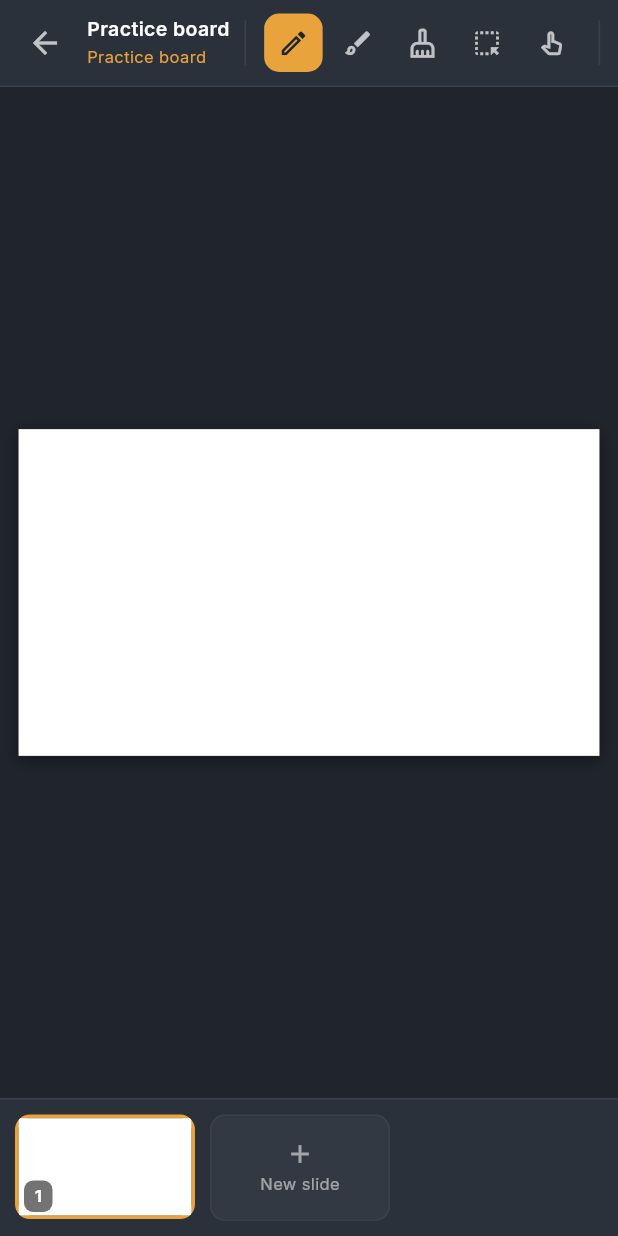
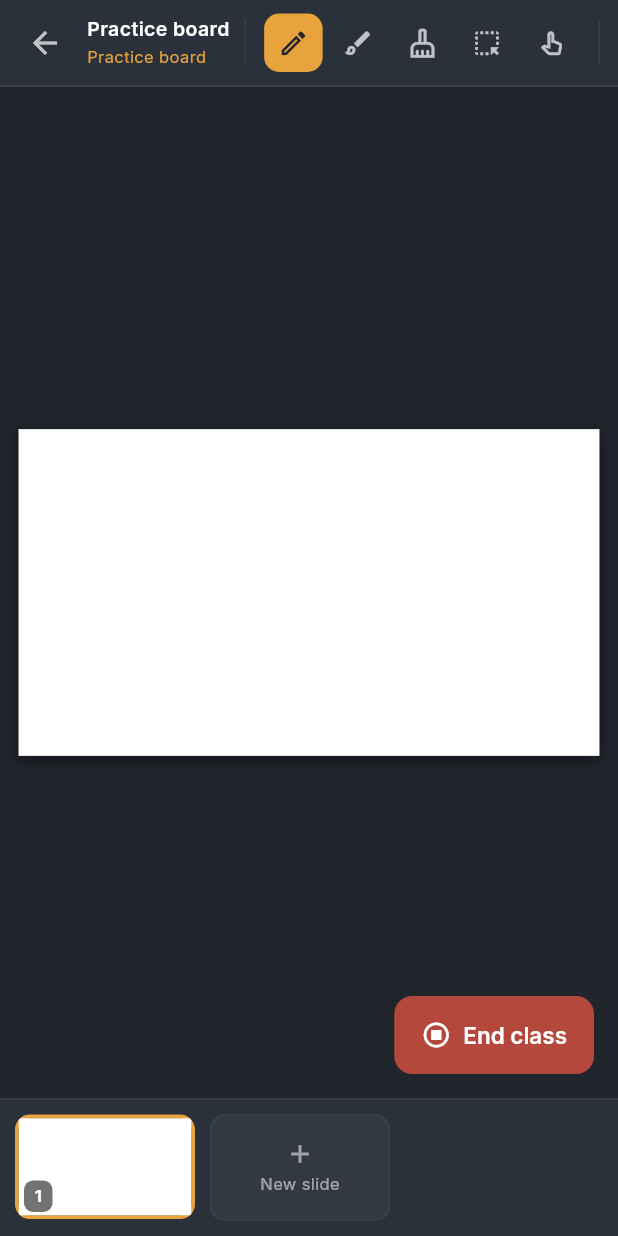
Before and after one commit to Sameer-64bit/Bob_Hacks_PS, a Flutter app: the BoardScreen screen opened directly, on a phone screen of 412 x 824 dp. Run offline on Flutter 3.47's test engine with Material 3 defaults, Android fonts, the phone set to English and light mode, and no system bars; our stand-ins replace audioplayers, google_fonts, image_picker, pdf, printing, shared_preferences and 2 more; missing offline and left inert: record; accounts and stored records are empty.

Commit message:
Add End class button on the teacher board's last slide
Placeholder for the wrap-up flow (summary, attendance sync) — confirms
and thanks the class for now. Only rendered on the final slide of the
teacher/board surface; the student live view never shows it.

Co-Authored-By: Claude Fable 5 <noreply@anthropic.com>

```diff
--- a/lib/screens/board/board_screen.dart
+++ b/lib/screens/board/board_screen.dart
@@ -324,6 +324,35 @@ class _BoardScreenState extends State<BoardScreen> {
     }
   }
 
+  /// Placeholder for the class-wrap-up flow (summary, attendance sync…).
+  /// For now it only confirms — the real implementation lands later.
+  Future<void> _endClass() async {
+    final ok = await showDialog<bool>(
+      context: context,
+      builder: (ctx) => AlertDialog(
+        shape: RoundedRectangleBorder(borderRadius: BorderRadius.circular(16)),
+        title: const Text('End this class?'),
+        content: const Text(
+            'The board stays saved for the classroom. Wrap-up features '
+            '(class summary, attendance sync) arrive here soon.'),
+        actions: [
+          TextButton(
+              onPressed: () => Navigator.of(ctx).pop(false),
+              child: const Text('Cancel')),
+          FilledButton(
+            style: FilledButton.styleFrom(backgroundColor: Palette.red),
+            onPressed: () => Navigator.of(ctx).pop(true),
+            child: const Text('End class'),
+          ),
+        ],
+      ),
+    );
+    if (ok == true && mounted) {
+      ScaffoldMessenger.of(context).showSnackBar(const SnackBar(
+          content: Text('Class ended — see you next time! 👋')));
+    }
+  }
+
   Future<void> _sharePdf() async {
     final board = _board;
     if (board == null) return;
@@ -520,6 +549,23 @@ class _BoardScreenState extends State<BoardScreen> {
                     ],
                   ),
                 ),
+                // Teachers see "End class" only on the final slide.
+                if (board.current == board.slides.length - 1)
+                  Positioned(
+                    right: 16,
+                    bottom: 16,
+                    child: FilledButton.icon(
+                      style: FilledButton.styleFrom(
+                        backgroundColor: Palette.red,
+                        foregroundColor: Colors.white,
+                        padding: const EdgeInsets.symmetric(
+                            horizontal: 18, vertical: 14),
+                      ),
+                      onPressed: _endClass,
+                      icon: const Icon(Icons.stop_circle_outlined, size: 20),
+                      label: const Text('End class'),
+                    ),
+                  ),
               ],
             ),
           ),
```
Also changed, not shown: 2 other files.
